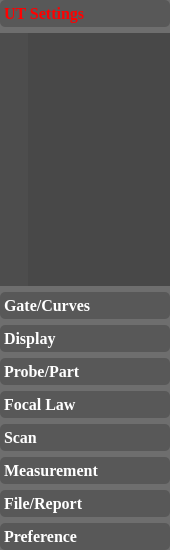
Above: ui/menuwidget/firstsecondmenuwidget.ui from 15903016222/Voice before the change. Below: the same form after it.
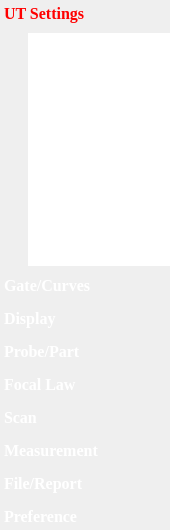
That is the form after the change. The open tabs and pages were chosen to show the change.

Commit message: 修改：更改firstwidget的stylesheet

```diff
--- a/ui/menuwidget/firstsecondmenuwidget.ui
+++ b/ui/menuwidget/firstsecondmenuwidget.ui
@@ -7,7 +7,7 @@
     <x>0</x>
     <y>0</y>
     <width>170</width>
-    <height>550</height>
+    <height>530</height>
    </rect>
   </property>
   <property name="windowTitle">
@@ -32,7 +32,7 @@
    <item row="0" column="0">
     <widget class="QFrame" name="frame_mainMenu">
      <property name="styleSheet">
-      <string notr="true">background-color: rgba(67, 67, 67, 0.5);</string>
+      <string notr="true"/>
      </property>
      <property name="frameShape">
       <enum>QFrame::NoFrame</enum>
@@ -71,7 +71,7 @@
 background: qlineargradient(x1: 0, y1: 0, x2: 0, y2: 1,
 stop: 0 #E1E1E1, stop: 0.4 #DDDDDD,
 stop: 0.5 #D8D8D8, stop: 1.0 #D3D3D3);
-background-color: rgba(67, 67, 67, 0.5);
+background-color: rgba(67, 67, 67, 0);
 border-radius: 5px;
 color: white;
 }
@@ -92,8 +92,8 @@
           <rect>
            <x>0</x>
            <y>0</y>
-           <width>83</width>
-           <height>69</height>
+           <width>170</width>
+           <height>233</height>
           </rect>
          </property>
          <attribute name="label">
@@ -140,7 +140,7 @@
              <enum>QFrame::NoFrame</enum>
             </property>
             <property name="spacing">
-             <number>4</number>
+             <number>8</number>
             </property>
            </widget>
           </item>
```
Left out of the diff: 48 changed lines with no effect on the pictures.
